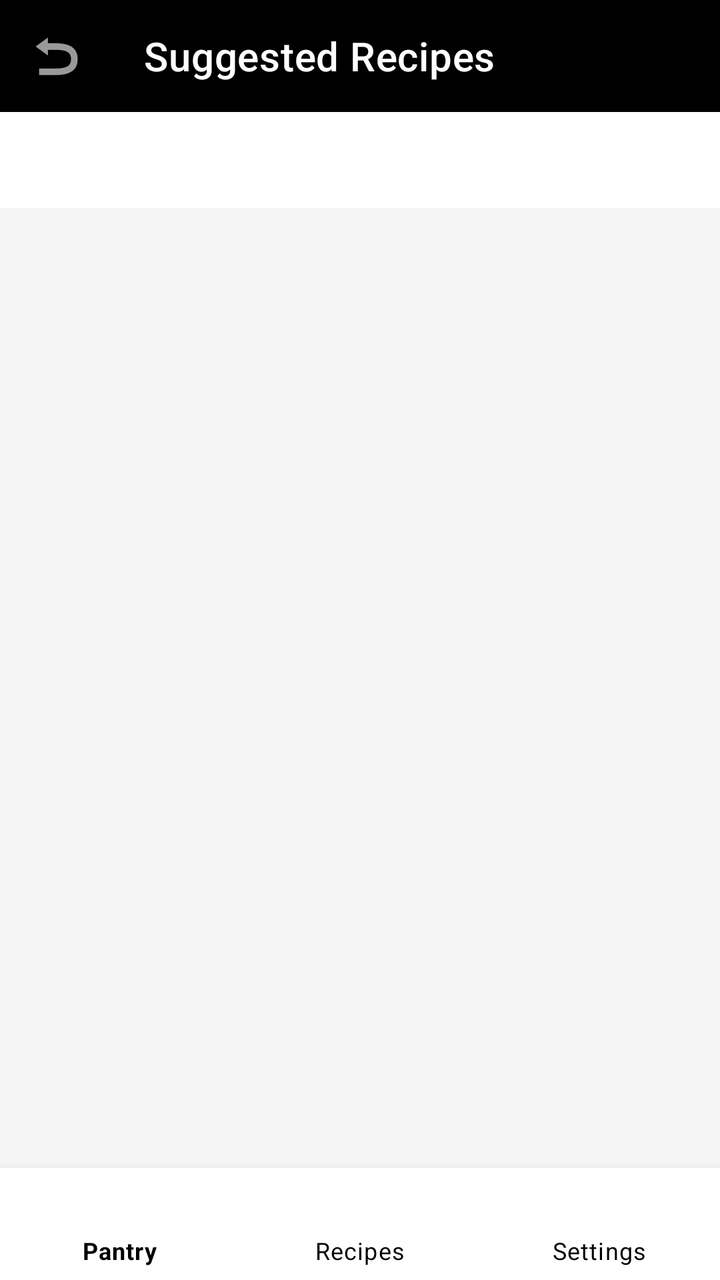
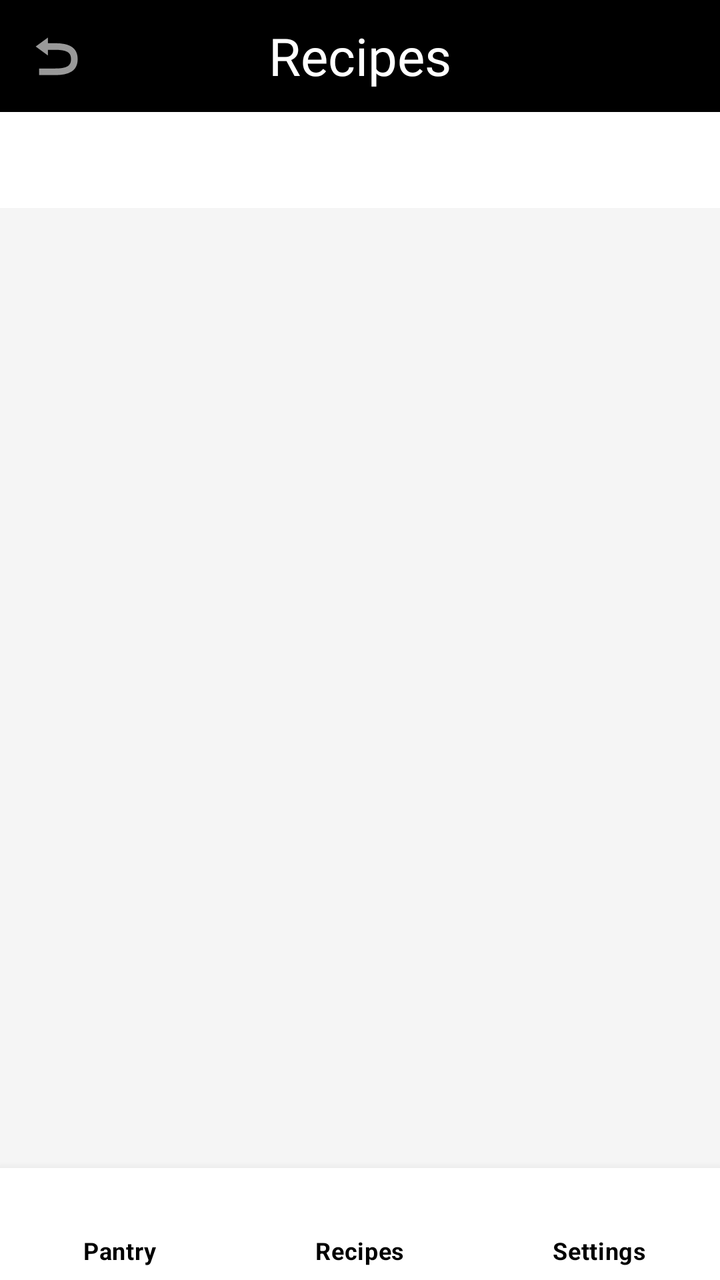

An Android layout rendered at two revisions. The XML below is the earlier revision; the diff shows what the commit changed to produce the second picture.
<!-- AndroidManifest.xml: application theme Theme.SmartPantryManager -->
<!-- res/layout/activity_suggested_recipes.xml -->
<?xml version="1.0" encoding="utf-8"?>
<LinearLayout xmlns:android="http://schemas.android.com/apk/res/android"
    xmlns:app="http://schemas.android.com/apk/res-auto"
    android:layout_width="match_parent"
    android:layout_height="match_parent"
    android:orientation="vertical">

    <com.google.android.material.appbar.MaterialToolbar
        android:id="@+id/toolbar"
        android:layout_width="match_parent"
        android:layout_height="?attr/actionBarSize"
        android:background="#000000"
        app:navigationIcon="@android:drawable/ic_menu_revert"
        app:title="Suggested Recipes"
        app:titleTextColor="@android:color/white" />

    <com.google.android.material.tabs.TabLayout
        android:id="@+id/tabLayout"
        android:layout_width="match_parent"
        android:layout_height="wrap_content"
        app:tabMode="fixed"
        app:tabTextColor="@android:color/black"
        app:tabSelectedTextColor="#4CAF50" />

    
    <LinearLayout
        android:id="@+id/layoutEmptyState"
        android:layout_width="match_parent"
        android:layout_height="0dp"
        android:layout_weight="1"
        android:orientation="vertical"
        android:gravity="center"
        android:padding="32dp"
        android:visibility="gone">

        <TextView
            android:id="@+id/tvEmptyMessage"
            android:layout_width="wrap_content"
            android:layout_height="wrap_content"
            android:layout_marginTop="16dp"
            android:text="No recipes match your pantry yet.\nAdd more ingredients!"
            android:textAlignment="center"
            android:textSize="16sp"
            android:textColor="@android:color/darker_gray" />
    </LinearLayout>

    
    <androidx.recyclerview.widget.RecyclerView
        android:id="@+id/recyclerViewRecipes"
        android:layout_width="match_parent"
        android:layout_height="0dp"
        android:layout_weight="1"
        android:padding="8dp" />

    
    <com.google.android.material.bottomnavigation.BottomNavigationView
        android:id="@+id/bottomNavigation"
        android:layout_width="match_parent"
        android:layout_height="wrap_content"
        android:background="#FFFFFF"
        app:itemIconTint="#000000"
        app:itemTextColor="#000000"
        app:menu="@menu/bottom_nav_menu"
        app:labelVisibilityMode="labeled" />

</LinearLayout>
<!-- resources referenced by this layout -->
<resources>
  <style name="Theme.SmartPantryManager" parent="Theme.MaterialComponents.DayNight.NoActionBar">
          
          <item name="colorPrimary">#000000</item>
          <item name="colorPrimaryVariant">#000000</item>
          <item name="colorOnPrimary">#FFFFFF</item>
  
          
          <item name="colorSecondary">#000000</item>
          <item name="colorSecondaryVariant">#000000</item>
          <item name="colorOnSecondary">#FFFFFF</item>
  
          
          <item name="android:statusBarColor">#000000</item>
          <item name="android:windowLightStatusBar">false</item>
  
          
          <item name="android:windowBackground">#F5F5F5</item>
      </style>
</resources>

<!-- the commit's change to res/layout/activity_suggested_recipes.xml (unified diff, before → after) -->
@@ -3,24 +3,46 @@
     xmlns:app="http://schemas.android.com/apk/res-auto"
     android:layout_width="match_parent"
     android:layout_height="match_parent"
-    android:orientation="vertical">
+    android:orientation="vertical"
+    android:background="#F5F5F5">
 
-    <com.google.android.material.appbar.MaterialToolbar
-        android:id="@+id/toolbar"
+    
+    <com.google.android.material.appbar.AppBarLayout
         android:layout_width="match_parent"
-        android:layout_height="?attr/actionBarSize"
-        android:background="#000000"
-        app:navigationIcon="@android:drawable/ic_menu_revert"
-        app:title="Suggested Recipes"
-        app:titleTextColor="@android:color/white" />
+        android:layout_height="wrap_content"
+        android:background="#000000">
 
+        <FrameLayout
+            android:layout_width="match_parent"
+            android:layout_height="?attr/actionBarSize">
+
+            <com.google.android.material.appbar.MaterialToolbar
+                android:id="@+id/toolbar"
+                android:layout_width="match_parent"
+                android:layout_height="match_parent"
+                app:navigationIcon="@android:drawable/ic_menu_revert"
+                app:title="" />
+
+            <TextView
+                android:layout_width="wrap_content"
+                android:layout_height="wrap_content"
+                android:layout_gravity="center"
+                android:text="Recipes"
+                android:fontFamily="@font/pacifico"
+                android:textColor="#FFFFFF"
+                android:textSize="26sp" />
+        </FrameLayout>
+    </com.google.android.material.appbar.AppBarLayout>
+
+    
     <com.google.android.material.tabs.TabLayout
         android:id="@+id/tabLayout"
         android:layout_width="match_parent"
         android:layout_height="wrap_content"
+        android:background="#FFFFFF"
         app:tabMode="fixed"
-        app:tabTextColor="@android:color/black"
-        app:tabSelectedTextColor="#4CAF50" />
+        app:tabTextColor="#666666"
+        app:tabSelectedTextColor="#000000" />
 
     
     <LinearLayout
@@ -37,11 +59,10 @@
             android:id="@+id/tvEmptyMessage"
             android:layout_width="wrap_content"
             android:layout_height="wrap_content"
-            android:layout_marginTop="16dp"
             android:text="No recipes match your pantry yet.\nAdd more ingredients!"
             android:textAlignment="center"
             android:textSize="16sp"
-            android:textColor="@android:color/darker_gray" />
+            android:textColor="#000000" />
     </LinearLayout>
 
     
@@ -58,9 +79,11 @@
         android:layout_width="match_parent"
         android:layout_height="wrap_content"
         android:background="#FFFFFF"
+        app:menu="@menu/bottom_nav_menu"
+        app:labelVisibilityMode="labeled"
         app:itemIconTint="#000000"
         app:itemTextColor="#000000"
-        app:menu="@menu/bottom_nav_menu"
-        app:labelVisibilityMode="labeled" />
+        app:itemTextAppearanceActive="@style/BoldTextStyle"
+        app:itemTextAppearanceInactive="@style/BoldTextStyle" />
 
 </LinearLayout>
<!-- resource entries referenced after the edit -->
@@ -1,5 +1,9 @@
 <!-- resources referenced by this layout -->
 <resources>
+  <style name="BoldTextStyle" parent="TextAppearance.MaterialComponents.Body2">
+          <item name="android:textStyle">bold</item>
+          <item name="android:textSize">12sp</item>
+      </style>
   <style name="Theme.SmartPantryManager" parent="Theme.MaterialComponents.DayNight.NoActionBar">
           
           <item name="colorPrimary">#000000</item>
